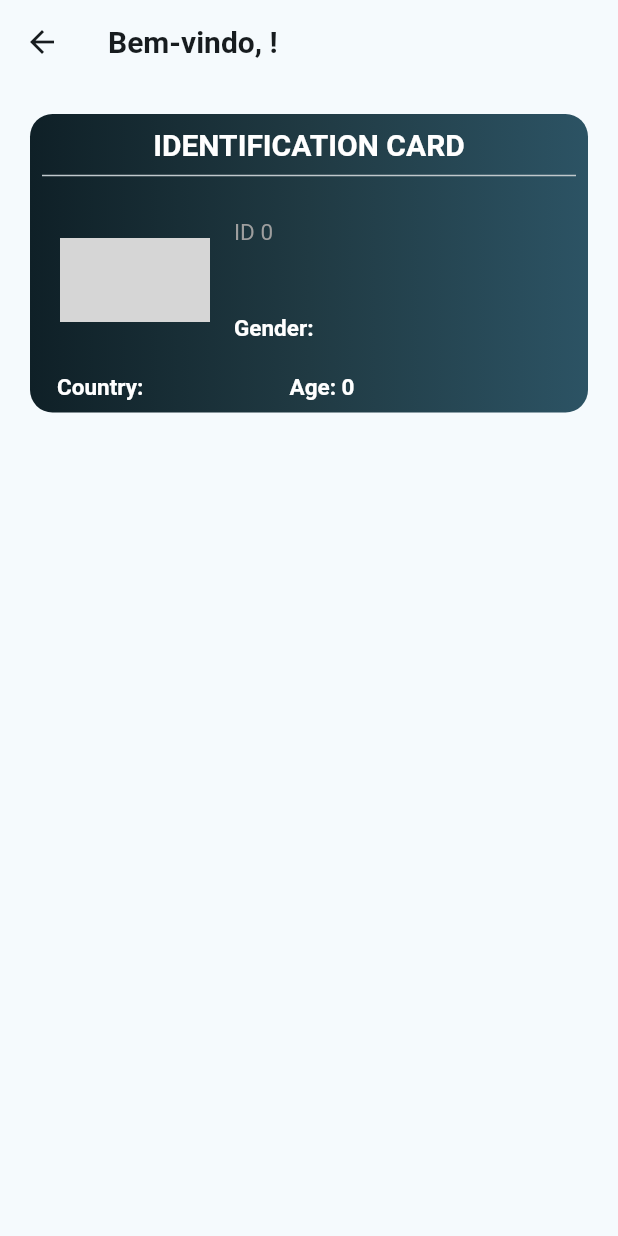
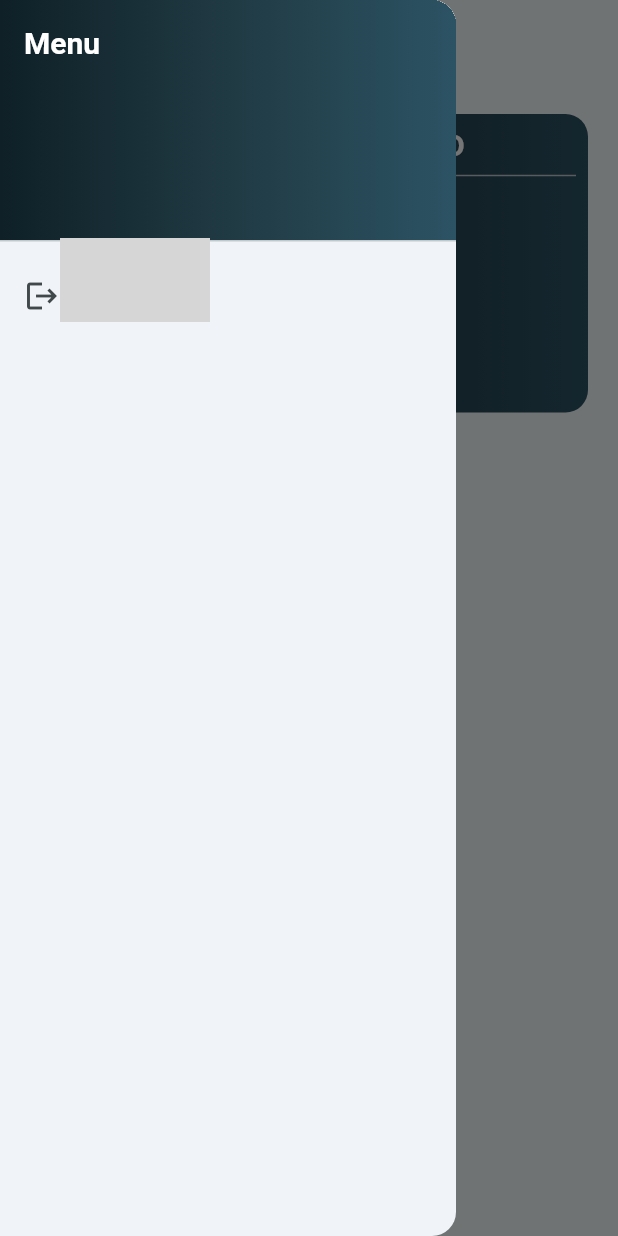
Before and after one commit to Victor-Valedev/Trilha-mobile-IdentCard, a Flutter app: the HomePage screen opened by its route, with the side drawer open (before the commit the screen has no drawer), on a phone screen of 412 x 824 dp. Run offline on Flutter 3.47's test engine with Material 3 defaults, Android fonts, the phone set to English and light mode, and no system bars; our stand-ins replace shared_preferences; accounts and stored records are empty; network calls fail; grey boxes are pictures that could not be loaded.

Commit message:
feat: Cria menu para fazer logout do usuário e zerar os dados salvos no sharedPreferences

```diff
--- /dev/null
+++ b/lib/components/drawer_component.dart
@@ -0,0 +1,47 @@
+import 'package:flutter/material.dart';
+import 'package:shared_preferences/shared_preferences.dart';
+import 'package:trilhamobileatvd/utils/routes.dart';
+
+class DrawerComponent extends StatelessWidget {
+  const DrawerComponent({super.key});
+
+  @override
+  Widget build(BuildContext context) {
+    return Drawer(
+      child: ListView(
+        padding: EdgeInsets.zero,
+        children: [
+          DrawerHeader(
+            decoration: BoxDecoration(
+              gradient: LinearGradient(
+                colors: [
+                  Color(0xFF0F2027),
+                  Color(0xFF203A43),
+                  Color(0xFF2C5364),
+                ],
+              ),
+            ),
+            child: Text(
+              'Menu',
+              style: Theme.of(context).textTheme.titleLarge,
+            ),
+          ),
+          ListTile(
+            leading: Icon(Icons.logout),
+            title: Text('Sair'),
+            onTap: () async {
+              final preferencia = await SharedPreferences.getInstance();
+              await preferencia.clear();
+
+              if (!context.mounted) {
+                return;
+              }
+
+              Navigator.pushReplacementNamed(context, AppRoutes.LOGIN_PAGE);
+            },
+          ),
+        ],
+      ),
+    );
+  }
+}
--- a/lib/ui/home_page.dart
+++ b/lib/ui/home_page.dart
@@ -1,5 +1,6 @@
 import 'package:flutter/material.dart';
 import 'package:shared_preferences/shared_preferences.dart';
+import 'package:trilhamobileatvd/components/drawer_component.dart';
 import 'package:trilhamobileatvd/model/dto/user_response_dto.dart';
 import 'package:trilhamobileatvd/service/client_http.dart';
 
@@ -60,6 +61,7 @@ class _HomePageState extends State<HomePage> {
   Widget build(BuildContext context) {
     return Scaffold(
       appBar: AppBar(title: Text('Bem-vindo, ${_user!.firstName}!')),
+      drawer: DrawerComponent(),
       body: Padding(
         padding: const EdgeInsets.all(20),
         child: Container(
```
